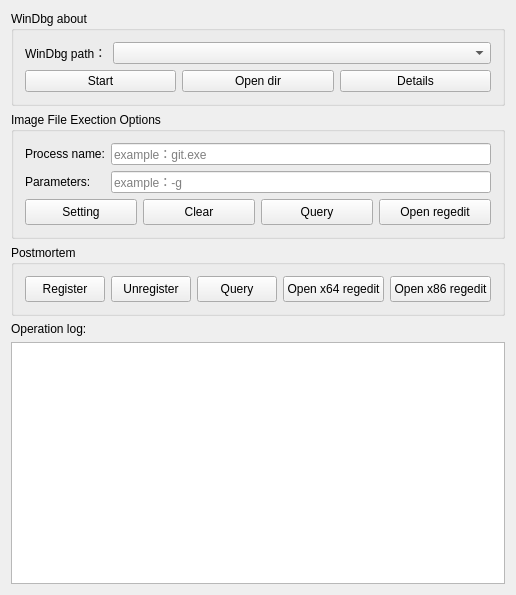
This is WindbgIFEO/WindbgIFEO.ui in MingYueRuYa/worktools as Qt 5 draws it before an edit. The edited form follows.
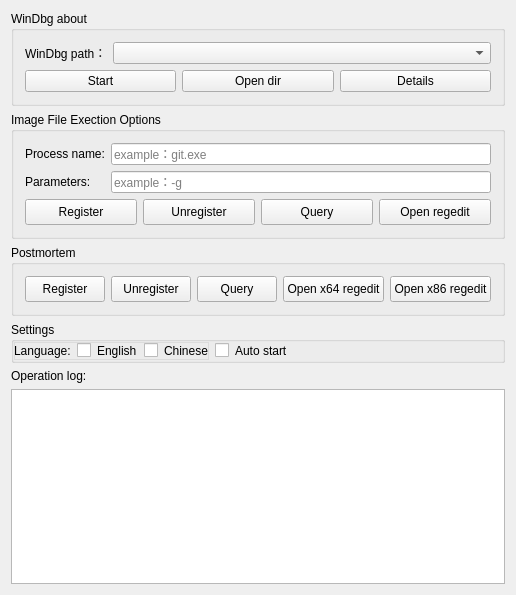
This is the edited form.

Diff of the .ui file:
```diff
--- a/WindbgIFEO/WindbgIFEO.ui
+++ b/WindbgIFEO/WindbgIFEO.ui
@@ -139,7 +139,7 @@
            </size>
           </property>
           <property name="text">
-           <string>Setting</string>
+           <string>Register</string>
           </property>
          </widget>
         </item>
@@ -152,7 +152,7 @@
            </size>
           </property>
           <property name="text">
-           <string>Clear</string>
+           <string>Unregister</string>
           </property>
          </widget>
         </item>
@@ -267,6 +267,114 @@
      </layout>
     </widget>
    </item>
+   <item>
+    <widget class="QGroupBox" name="groupBox_2">
+     <property name="minimumSize">
+      <size>
+       <width>0</width>
+       <height>40</height>
+      </size>
+     </property>
+     <property name="title">
+      <string>Settings</string>
+     </property>
+     <layout class="QHBoxLayout" name="horizontalLayout_7">
+      <property name="leftMargin">
+       <number>0</number>
+      </property>
+      <property name="topMargin">
+       <number>0</number>
+      </property>
+      <property name="rightMargin">
+       <number>0</number>
+      </property>
+      <property name="bottomMargin">
+       <number>0</number>
+      </property>
+      <item>
+       <widget class="QWidget" name="widget" native="true">
+        <property name="styleSheet">
+         <string notr="true">border:1px solid;
+border-color:rgb(220, 220, 220);</string>
+        </property>
+        <layout class="QHBoxLayout" name="horizontalLayout_6">
+         <property name="leftMargin">
+          <number>0</number>
+         </property>
+         <property name="topMargin">
+          <number>0</number>
+         </property>
+         <property name="rightMargin">
+          <number>0</number>
+         </property>
+         <property name="bottomMargin">
+          <number>0</number>
+         </property>
+         <item>
+          <widget class="QLabel" name="label_6">
+           <property name="styleSheet">
+            <string notr="true">border:0px;</string>
+           </property>
+           <property name="text">
+            <string>Language:</string>
+           </property>
+          </widget>
+         </item>
+         <item>
+          <widget class="QCheckBox" name="chb_english">
+           <property name="styleSheet">
+            <string notr="true">border:0px;</string>
+           </property>
+           <property name="text">
+            <string>English</string>
+           </property>
+           <attribute name="buttonGroup">
+            <string notr="true">buttonGroupChb</string>
+           </attribute>
+          </widget>
+         </item>
+         <item>
+          <widget class="QCheckBox" name="chb_chinese">
+           <property name="styleSheet">
+            <string notr="true">border:0px;</string>
+           </property>
+           <property name="text">
+            <string>Chinese</string>
+           </property>
+           <attribute name="buttonGroup">
+            <string notr="true">buttonGroupChb</string>
+           </attribute>
+          </widget>
+         </item>
+        </layout>
+       </widget>
+      </item>
+      <item>
+       <widget class="QCheckBox" name="chb_auto_start">
+        <property name="styleSheet">
+         <string notr="true">border:0px;</string>
+        </property>
+        <property name="text">
+         <string>Auto start</string>
+        </property>
+       </widget>
+      </item>
+      <item>
+       <spacer name="horizontalSpacer">
+        <property name="orientation">
+         <enum>Qt::Horizontal</enum>
+        </property>
+        <property name="sizeHint" stdset="0">
+         <size>
+          <width>202</width>
+          <height>18</height>
+         </size>
+        </property>
+       </spacer>
+      </item>
+     </layout>
+    </widget>
+   </item>
    <item>
     <layout class="QVBoxLayout" name="verticalLayout_5">
      <item>
```
Left out of the diff: 3 changed lines with no effect on the pictures.
